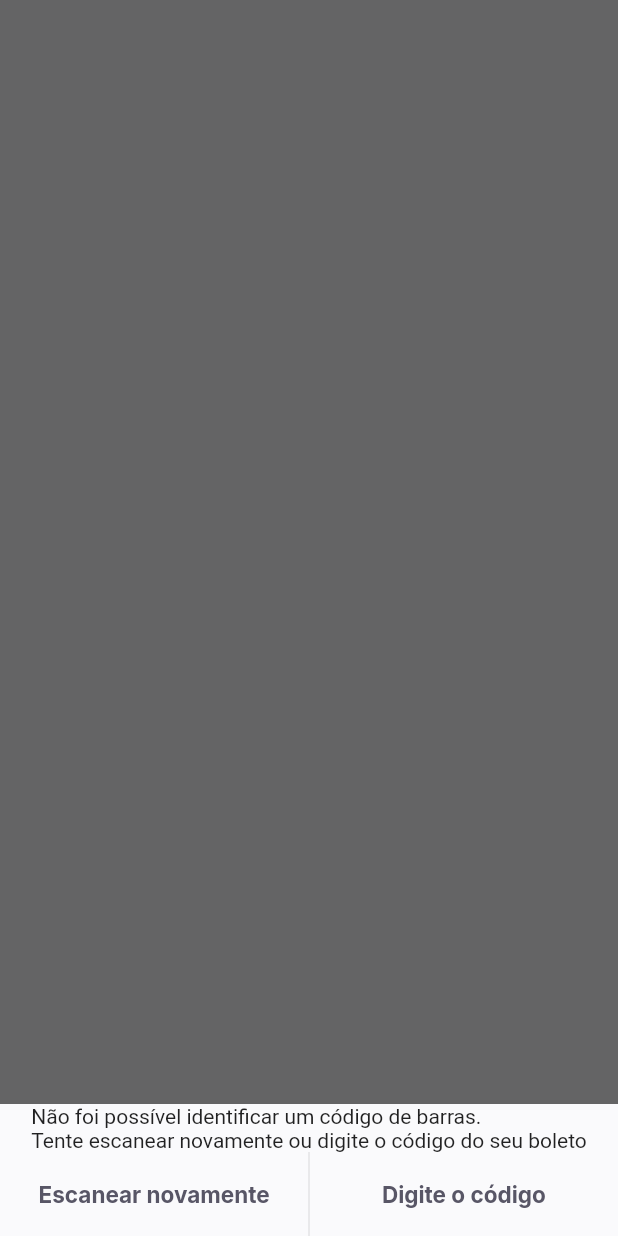
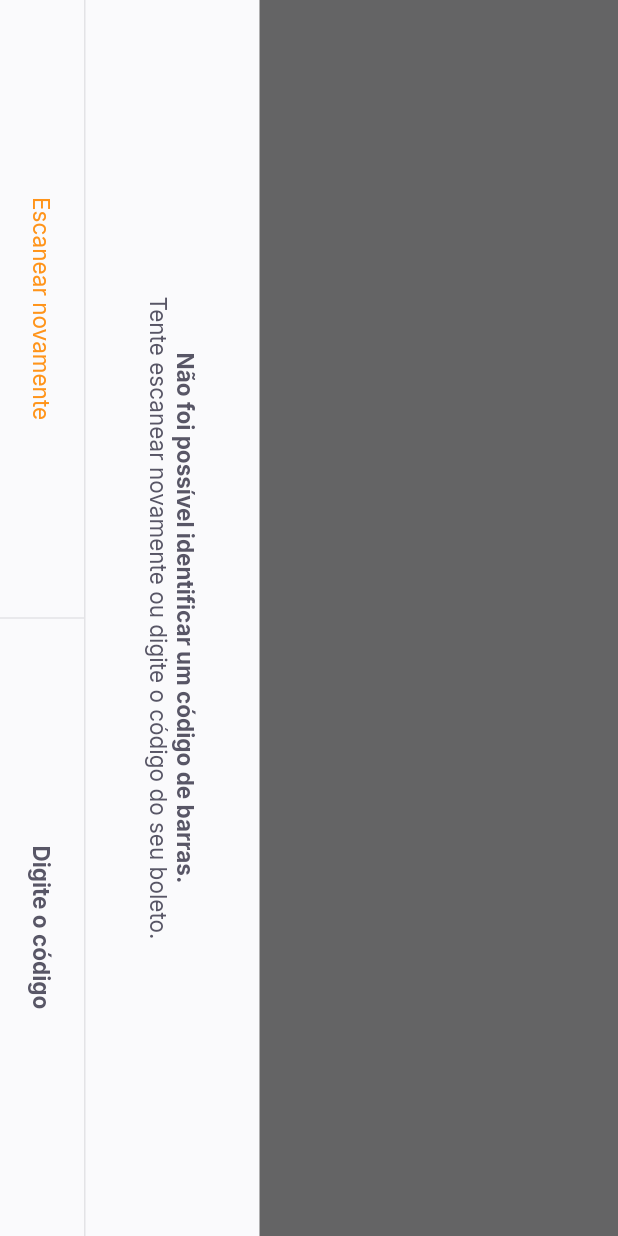
Before and after one commit to mCodex/nlw6-flutter-payflow, a Flutter app: the BarCodeScannerPage screen opened by its route, on a phone screen of 412 x 824 dp. Run offline on Flutter 3.47's test engine with Material 2 defaults, Android fonts, the phone set to English and light mode, and no system bars; our stand-ins replace firebase_core, google_fonts, google_sign_in, shared_preferences; accounts and stored records are empty.

Commit message:
Working on BottomSheet Widget

```diff
--- a/lib/app_widget.dart
+++ b/lib/app_widget.dart
@@ -1,4 +1,5 @@
 import 'package:flutter/material.dart';
+import 'package:flutter/services.dart';
 import '/modules/barcode_scanner/barcode_scanner_page.dart';
 import '/modules/home/home_page.dart';
 import '/modules/login/login_page.dart';
@@ -7,6 +8,14 @@ import '/shared/themes/app_colors.dart';
 
 class AppWidget extends StatelessWidget {
   // This widget is the root of your application.
+
+  AppWidget() {
+    SystemChrome.setPreferredOrientations([
+      DeviceOrientation.portraitUp,
+      DeviceOrientation.portraitDown,
+    ]);
+  }
+
   @override
   Widget build(BuildContext context) {
     return MaterialApp(
--- a/lib/modules/barcode_scanner/barcode_scanner_page.dart
+++ b/lib/modules/barcode_scanner/barcode_scanner_page.dart
@@ -18,16 +18,13 @@ class _BarCodeScannerPageState extends State<BarCodeScannerPage> {
   Widget build(BuildContext context) {
     return BottomSheetWidget(
       title: "Não foi possível identificar um código de barras.",
-      subtitle: "Tente escanear novamente ou digite o código do seu boleto",
+      subtitle: "Tente escanear novamente ou digite o código do seu boleto.",
       primaryLabel: "Escanear novamente",
       primaryOnPress: () {},
       secondaryLabel: "Digite o código",
       secondaryOnPress: () {},
     );
     return SafeArea(
-      top: true,
-      bottom: true,
-      right: true,
       child: RotatedBox(
         quarterTurns: 1,
         child: Scaffold(
--- a/lib/shared/widgets/bottom_sheet/bottom_sheet_widget.dart
+++ b/lib/shared/widgets/bottom_sheet/bottom_sheet_widget.dart
@@ -1,4 +1,5 @@
 import 'package:flutter/material.dart';
+import 'package:payflow/shared/themes/app_text_styles.dart';
 
 import '/shared/widgets/set_label_buttons/set_label_buttons.dart';
 
@@ -26,7 +27,10 @@ class BottomSheetWidget extends StatelessWidget {
 
   @override
   Widget build(BuildContext context) {
-    return Material(
+    return SafeArea(
+      child: RotatedBox(
+        quarterTurns: 1,
+        child: Material(
           child: Container(
             color: AppColors.shape,
             child: Column(
@@ -36,15 +40,28 @@ class BottomSheetWidget extends StatelessWidget {
                   color: Colors.black.withOpacity(0.6),
                 )),
                 Column(children: [
-              Text.rich(
+                  Padding(
+                    padding: const EdgeInsets.all(40.0),
+                    child: Text.rich(
                       TextSpan(
                         text: title,
+                        style: AppTextStyles.buttonBoldHeading,
                         children: [
-                    TextSpan(text: "\n$subtitle"),
+                          TextSpan(
+                            text: "\n$subtitle",
+                            style: AppTextStyles.buttonHeading,
+                          ),
                         ],
                       ),
+                      textAlign: TextAlign.center,
+                    ),
+                  ),
+                  Container(
+                    height: 1,
+                    color: AppColors.stroke,
                   ),
                   SetLabelButtons(
+                      enablePrimaryColor: true,
                       primaryLabel: primaryLabel,
                       primaryOnPress: primaryOnPress,
                       secondaryLabel: secondaryLabel,
@@ -53,6 +70,8 @@ class BottomSheetWidget extends StatelessWidget {
               ],
             ),
           ),
+        ),
+      ),
     );
   }
 }
--- a/lib/shared/widgets/label_button/label_button_widget.dart
+++ b/lib/shared/widgets/label_button/label_button_widget.dart
@@ -5,8 +5,14 @@ class LabelButton extends StatelessWidget {
   final String label;
   final VoidCallback onPressed;
 
-  const LabelButton({Key? key, required this.label, required this.onPressed})
-      : super(key: key);
+  final TextStyle? style;
+
+  const LabelButton({
+    Key? key,
+    required this.label,
+    required this.onPressed,
+    this.style,
+  }) : super(key: key);
 
   @override
   Widget build(BuildContext context) {
@@ -16,7 +22,7 @@ class LabelButton extends StatelessWidget {
         onPressed: onPressed,
         child: Text(
           label,
-          style: AppTextStyles.buttonBoldHeading,
+          style: style ?? AppTextStyles.buttonBoldHeading,
         ),
       ),
     );
--- a/lib/shared/widgets/set_label_buttons/set_label_buttons.dart
+++ b/lib/shared/widgets/set_label_buttons/set_label_buttons.dart
@@ -1,4 +1,5 @@
 import 'package:flutter/material.dart';
+import 'package:payflow/shared/themes/app_text_styles.dart';
 import '/shared/widgets/divider_vertical/divider_vertical_widget.dart';
 import '/shared/widgets/label_button/label_button_widget.dart';
 
@@ -9,13 +10,16 @@ class SetLabelButtons extends StatelessWidget {
   final String secondaryLabel;
   final VoidCallback secondaryOnPress;
 
-  const SetLabelButtons(
-      {Key? key,
-      required this.primaryLabel,
-      required this.primaryOnPress,
-      required this.secondaryLabel,
-      required this.secondaryOnPress})
-      : super(key: key);
+  final bool enablePrimaryColor;
+
+  const SetLabelButtons({
+    Key? key,
+    required this.primaryLabel,
+    required this.primaryOnPress,
+    required this.secondaryLabel,
+    required this.secondaryOnPress,
+    this.enablePrimaryColor = false,
+  }) : super(key: key);
 
   @override
   Widget build(BuildContext context) {
@@ -27,6 +31,7 @@ class SetLabelButtons extends StatelessWidget {
               child: LabelButton(
             label: primaryLabel,
             onPressed: primaryOnPress,
+            style: enablePrimaryColor ? AppTextStyles.buttonPrimary : null,
           )),
           DividerVerticalWidget(),
           Expanded(
```
Lines whose indentation alone changed are shown as unchanged.
